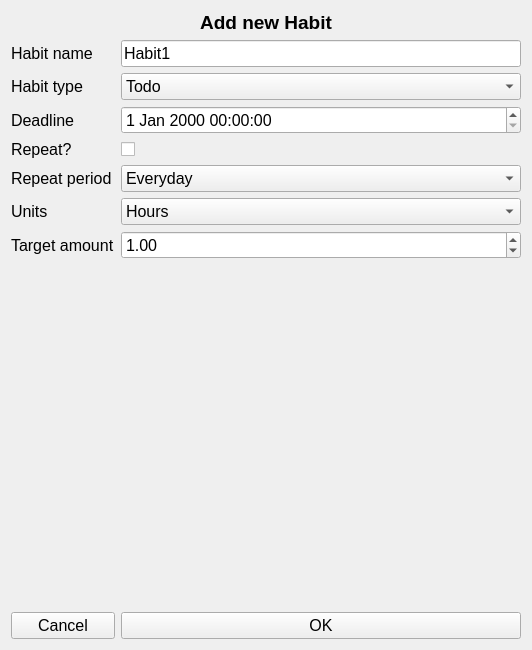
Qt form UnicornHabits/AddHabitWidget.ui (Andrew2a1/CodeNight_10_04) before a commit.
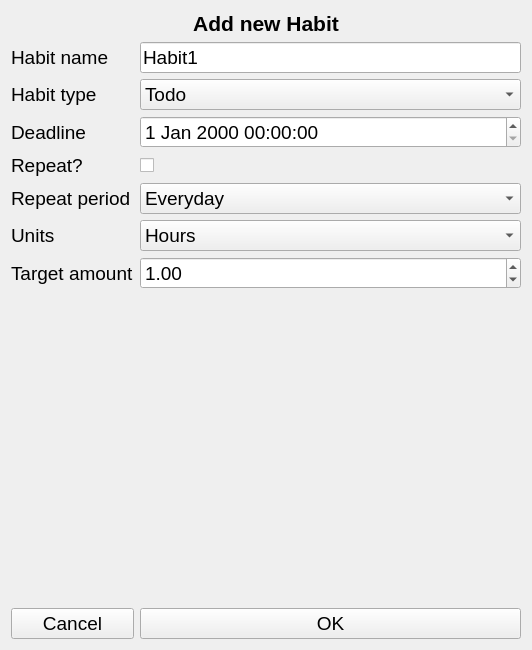
The same form after that commit.

What changed in the file:
```diff
--- a/UnicornHabits/AddHabitWidget.ui
+++ b/UnicornHabits/AddHabitWidget.ui
@@ -26,7 +26,7 @@
        </property>
        <property name="font">
         <font>
-         <pointsize>12</pointsize>
+         <pointsize>14</pointsize>
         </font>
        </property>
        <property name="autoFillBackground">
@@ -41,7 +41,7 @@
       <widget class="QLabel" name="deadlineLabel">
        <property name="font">
         <font>
-         <pointsize>12</pointsize>
+         <pointsize>14</pointsize>
         </font>
        </property>
        <property name="text">
@@ -53,7 +53,7 @@
       <widget class="QLabel" name="label_6">
        <property name="font">
         <font>
-         <pointsize>12</pointsize>
+         <pointsize>14</pointsize>
         </font>
        </property>
        <property name="text">
@@ -65,7 +65,7 @@
       <widget class="QDateTimeEdit" name="deadline">
        <property name="font">
         <font>
-         <pointsize>12</pointsize>
+         <pointsize>14</pointsize>
         </font>
        </property>
       </widget>
@@ -74,7 +74,7 @@
       <widget class="QLabel" name="unitsLabel">
        <property name="font">
         <font>
-         <pointsize>12</pointsize>
+         <pointsize>14</pointsize>
         </font>
        </property>
        <property name="text">
@@ -86,7 +86,7 @@
       <widget class="QLabel" name="label_3">
        <property name="font">
         <font>
-         <pointsize>12</pointsize>
+         <pointsize>14</pointsize>
         </font>
        </property>
        <property name="text">
@@ -104,7 +104,7 @@
        </property>
        <property name="font">
         <font>
-         <pointsize>14</pointsize>
+         <pointsize>16</pointsize>
          <weight>75</weight>
          <bold>true</bold>
         </font>
@@ -121,7 +121,7 @@
       <widget class="QCheckBox" name="shouldRepeat">
        <property name="font">
         <font>
-         <pointsize>12</pointsize>
+         <pointsize>14</pointsize>
         </font>
        </property>
        <property name="text">
@@ -139,7 +139,7 @@
       <widget class="QComboBox" name="units">
        <property name="font">
         <font>
-         <pointsize>12</pointsize>
+         <pointsize>14</pointsize>
         </font>
        </property>
        <item>
@@ -168,7 +168,7 @@
       <widget class="QLabel" name="amountLabel">
        <property name="font">
         <font>
-         <pointsize>12</pointsize>
+         <pointsize>14</pointsize>
         </font>
        </property>
        <property name="text">
@@ -180,7 +180,7 @@
       <widget class="QComboBox" name="repeatPeriod">
        <property name="font">
         <font>
-         <pointsize>12</pointsize>
+         <pointsize>14</pointsize>
         </font>
        </property>
        <item>
@@ -199,7 +199,7 @@
       <widget class="QPushButton" name="cancelBtn">
        <property name="font">
         <font>
-         <pointsize>12</pointsize>
+         <pointsize>14</pointsize>
         </font>
        </property>
        <property name="text">
@@ -211,7 +211,7 @@
       <widget class="QLabel" name="label_7">
        <property name="font">
         <font>
-         <pointsize>12</pointsize>
+         <pointsize>14</pointsize>
         </font>
        </property>
        <property name="text">
@@ -223,7 +223,7 @@
       <widget class="QComboBox" name="habitType">
        <property name="font">
         <font>
-         <pointsize>12</pointsize>
+         <pointsize>14</pointsize>
         </font>
        </property>
        <item>
@@ -242,7 +242,7 @@
       <widget class="QLabel" name="label">
        <property name="font">
         <font>
-         <pointsize>12</pointsize>
+         <pointsize>14</pointsize>
         </font>
        </property>
        <property name="text">
@@ -254,7 +254,7 @@
       <widget class="QDoubleSpinBox" name="amount">
        <property name="font">
         <font>
-         <pointsize>12</pointsize>
+         <pointsize>14</pointsize>
         </font>
        </property>
        <property name="maximum">
@@ -269,7 +269,7 @@
       <widget class="QLineEdit" name="habitName">
        <property name="font">
         <font>
-         <pointsize>12</pointsize>
+         <pointsize>14</pointsize>
         </font>
        </property>
        <property name="text">
```
